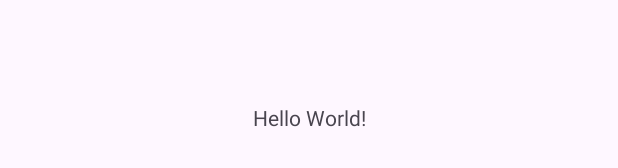
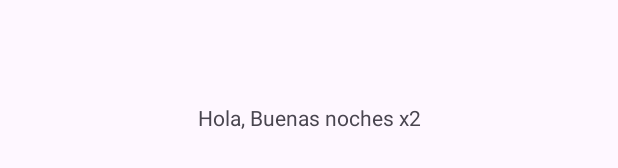
Before and after one commit to anak26/Practica6, an Android app: the layout activity_main.xml on its own in the app's theme, with its tools: preview values and no code run, on a phone screen of 412 x 824 dp. Shown: the part 501-669 px from the top of the screen. Run offline under Robolectric (Android 15) with nearby library versions, the phone set to English and light mode, and no system bars.

Commit message:
Agregamos x2

```diff
--- a/app/src/main/res/layout/activity_main.xml
+++ b/app/src/main/res/layout/activity_main.xml
@@ -9,7 +9,7 @@
     <TextView
         android:layout_width="wrap_content"
         android:layout_height="wrap_content"
-        android:text="Hello World!"
+        android:text="Hola, Buenas noches x2"
         app:layout_constraintBottom_toBottomOf="parent"
         app:layout_constraintEnd_toEndOf="parent"
         app:layout_constraintStart_toStartOf="parent"
```
